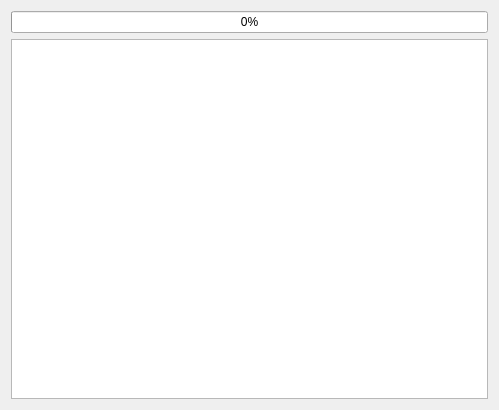
The window that designers/graphics_bank_editor/graphicsbankeditorform.ui (christopherpow/nesicide) describes before a commit, drawn with Qt 5.
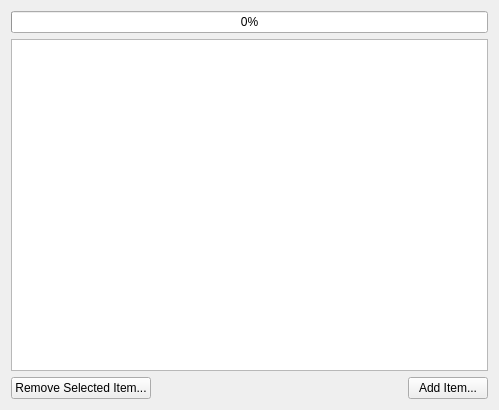
The same window after the commit. Icons and pictures are not drawn.

```diff
--- a/designers/graphics_bank_editor/graphicsbankeditorform.ui
+++ b/designers/graphics_bank_editor/graphicsbankeditorform.ui
@@ -13,8 +13,8 @@
   <property name="windowTitle">
    <string>Form</string>
   </property>
-  <layout class="QGridLayout" name="gridLayout">
-   <item row="0" column="0">
+  <layout class="QVBoxLayout" name="verticalLayout">
+   <item>
     <widget class="QProgressBar" name="progressBar">
      <property name="maximum">
       <number>8192</number>
@@ -24,7 +24,7 @@
      </property>
     </widget>
    </item>
-   <item row="2" column="0">
+   <item>
     <widget class="QListView" name="listView">
      <property name="iconSize">
       <size>
@@ -46,6 +46,45 @@
      </property>
     </widget>
    </item>
+   <item>
+    <layout class="QHBoxLayout" name="horizontalLayout">
+     <item>
+      <widget class="QPushButton" name="removeItemPushButton">
+       <property name="text">
+        <string>Remove Selected Item...</string>
+       </property>
+       <property name="icon">
+        <iconset resource="../../resource.qrc">
+         <normaloff>:/resources/22_item_remove.png</normaloff>:/resources/22_item_remove.png</iconset>
+       </property>
+      </widget>
+     </item>
+     <item>
+      <spacer name="horizontalSpacer">
+       <property name="orientation">
+        <enum>Qt::Horizontal</enum>
+       </property>
+       <property name="sizeHint" stdset="0">
+        <size>
+         <width>40</width>
+         <height>20</height>
+        </size>
+       </property>
+      </spacer>
+     </item>
+     <item>
+      <widget class="QPushButton" name="AddItemPushButton">
+       <property name="text">
+        <string>Add Item...</string>
+       </property>
+       <property name="icon">
+        <iconset resource="../../resource.qrc">
+         <normaloff>:/resources/22_item_add.png</normaloff>:/resources/22_item_add.png</iconset>
+       </property>
+      </widget>
+     </item>
+    </layout>
+   </item>
   </layout>
  </widget>
  <resources/>
```
Left out of the diff: 4 changed lines with no effect on the pictures.
